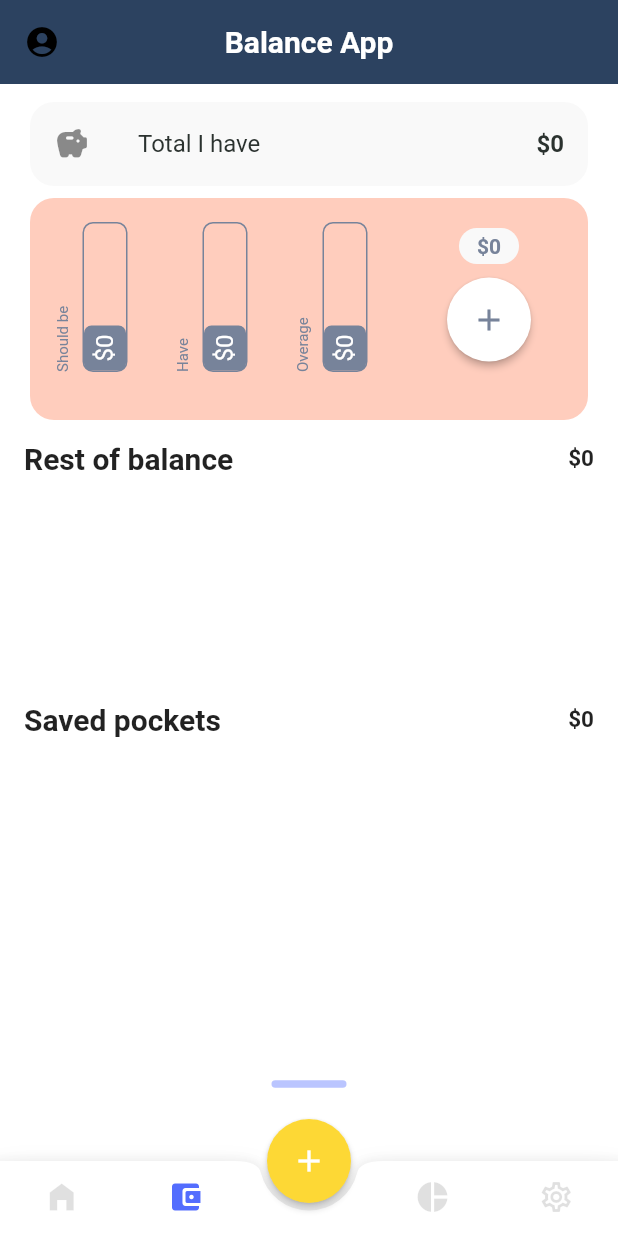
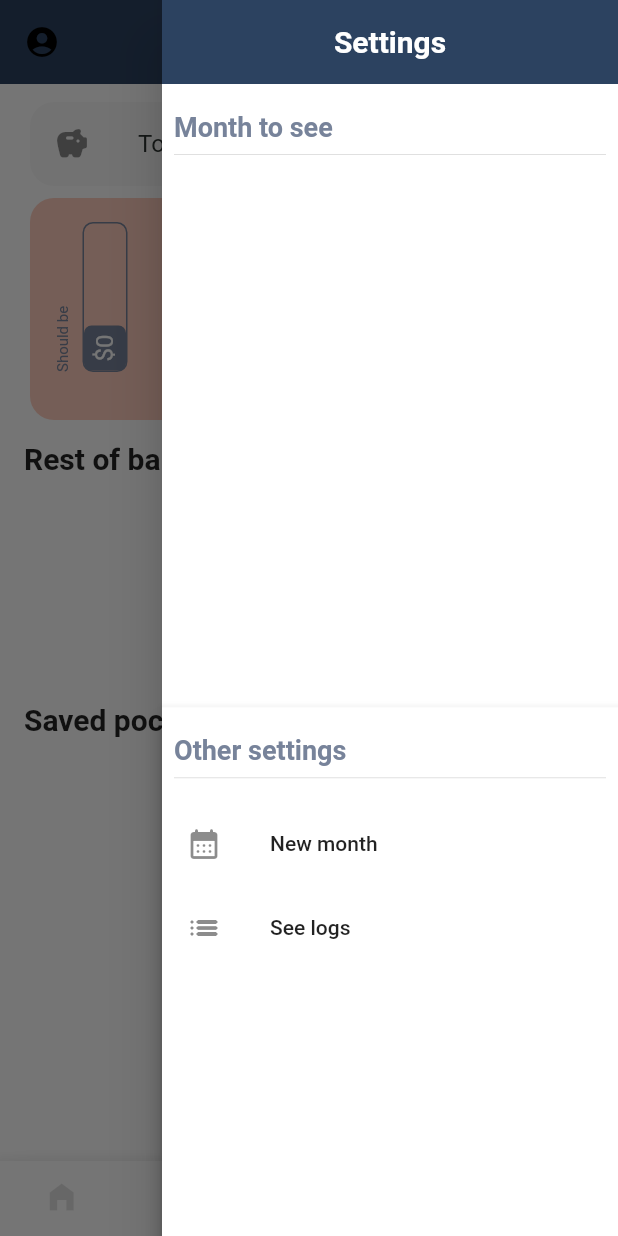
Before and after one commit to aragrevo/balance_app_flutter, a Flutter app: the _Home screen opened directly, item 2 of the bottom bar chosen, after a tap on the "settings" icon, on a phone screen of 412 x 824 dp. Run offline on Flutter 3.47's test engine with Material 2 defaults, Android fonts, the phone set to English and light mode, and no system bars; our stand-ins replace cloud_firestore, firebase_core, fl_chart, get, google_sign_in; accounts and stored records are empty.

Commit message:
feature: Add drawer

```diff
--- a/lib/controllers/home.controller.dart
+++ b/lib/controllers/home.controller.dart
@@ -1,10 +1,47 @@
+import 'package:balance_app/services/balance.service.dart';
+import 'package:balance_app/utils/format.dart';
+import 'package:flutter/material.dart';
 import 'package:get/get.dart';
+import 'package:intl/intl.dart';
 
 class HomeController extends GetxController {
   static HomeController get to => Get.find();
+
+  final RxList<String> _months = RxList<String>();
   var currentIndex = 0.obs;
+
+  List<String> get months {
+    final m = _months.value.map((e) => formattedDate(e)).toList();
+    m.sort(
+        (a, b) => transformStringToDate(a).compareTo(transformStringToDate(b)));
+    return m.reversed.toList();
+  }
+
+  var scaffoldKey = GlobalKey<ScaffoldState>();
+
+  void onInit() {
+    _months.bindStream(BalanceService().dataStream());
+  }
 
   changePage(int page) {
     currentIndex.value = page;
   }
+
+  void openSettingsDrawer() {
+    scaffoldKey.currentState!.openEndDrawer();
+  }
+
+  void closeSettingsDrawer() {
+    scaffoldKey.currentState!.openDrawer();
+  }
+
+  String formattedDate(String date) {
+    final month = date.substring(0, date.length - 4).toCapitalize;
+    final year = date.substring(date.length - 4);
+    return '$month $year';
+  }
+
+  DateTime transformStringToDate(String date) {
+    return DateFormat('MMMM yyyy').parse(date);
+  }
 }
--- a/lib/screens/home_screen.dart
+++ b/lib/screens/home_screen.dart
@@ -10,6 +10,9 @@ import 'package:flutter/material.dart';
 import 'package:get/get.dart';
 import 'package:provider/provider.dart';
 import 'package:intl/intl.dart';
+
+// TODO: Search functionality
+// TODO: Edit expense
 
 class HomeScreen extends StatelessWidget {
   HomeScreen({Key? key}) : super(key: key);
@@ -31,6 +34,7 @@ class _Home extends StatelessWidget {
   @override
   Widget build(BuildContext context) {
     return Scaffold(
+        key: HomeController.to.scaffoldKey,
         extendBody: true,
         appBar: AppBar(
             backgroundColor: const Color(0xff2c4260),
@@ -38,6 +42,7 @@ class _Home extends StatelessWidget {
                 color: Colors.white, fontSize: 20, fontWeight: FontWeight.bold),
             elevation: 0,
             leading: const _Avatar(),
+            actions: const [SizedBox()],
             title: const Text('Balance App')),
         floatingActionButton: FloatingActionButton(
           heroTag: 'btn-home',
@@ -51,6 +56,10 @@ class _Home extends StatelessWidget {
         ),
         floatingActionButtonLocation: FloatingActionButtonLocation.centerDocked,
         bottomNavigationBar: const CustomBottomNavigationBar(),
+        endDrawer: Theme(
+            data: Theme.of(context).copyWith(canvasColor: Colors.redAccent),
+            child: const SettingsDrawer()),
+        endDrawerEnableOpenDragGesture: false,
         body: Obx(
           () => IndexedStack(
             index: HomeController.to.currentIndex.value,
--- a/lib/screens/pocket_screen.dart
+++ b/lib/screens/pocket_screen.dart
@@ -5,6 +5,7 @@ import 'package:balance_app/models/wallet.dart';
 import 'package:balance_app/services/pocket.service.dart';
 import 'package:balance_app/utils/format.dart';
 import 'package:balance_app/utils/icons.dart';
+import 'package:balance_app/utils/theme_colors.dart';
 import 'package:balance_app/widgets/widgets.dart';
 import 'package:flutter/material.dart';
 import 'package:get/get.dart';
@@ -28,14 +29,14 @@ class PocketScreen extends StatelessWidget {
             child: Card(
               child: ListTile(
                 leading: const Icon(Icons.savings_rounded),
-                title: const Text('Total I have',
+                title: Text('Total I have',
                     style: TextStyle(
-                      color: Color(0xff2B322F),
+                      color: ThemeColors.to.black,
                     )),
                 trailing: Text(
                   toCurrency(PocketController.to.totalPockets),
-                  style: const TextStyle(
-                      color: Color(0xff2B322F),
+                  style: TextStyle(
+                      color: ThemeColors.to.black,
                       fontSize: 16,
                       fontWeight: FontWeight.bold),
                 ),
@@ -81,6 +82,7 @@ class PocketScreen extends StatelessWidget {
                       ScrollController scrollController) {
                     final list =
                         PocketController.to.balanceInWallets.entries.toList();
+                    list.sort(((a, b) => b.value.compareTo(a.value)));
                     return Container(
                       decoration: const BoxDecoration(
                         color: Colors.white,
@@ -116,13 +118,13 @@ class PocketScreen extends StatelessWidget {
                                       leading: Icon(
                                           pocketIcons[item.key.toLowerCase()]),
                                       title: Text(item.key.toCapitalize,
-                                          style: const TextStyle(
-                                            color: Color(0xff2B322F),
+                                          style: TextStyle(
+                                            color: ThemeColors.to.black,
                                           )),
                                       trailing: Text(
                                         toCurrency(item.value),
-                                        style: const TextStyle(
-                                            color: Color(0xff2B322F),
+                                        style: TextStyle(
+                                            color: ThemeColors.to.black,
                                             fontSize: 16,
                                             fontWeight: FontWeight.bold),
                                       ),
@@ -271,7 +273,7 @@ class _WalletsSection extends StatelessWidget {
             final total = BalanceController.to.wallet
                 .fold<int>(0, (prev, element) => prev + element.value);
             final int overage = total - (balance?['value'] ?? 0) as int;
-            final int diff = PocketController.to.totalPocketRest - overage;
+            final int diff = overage - PocketController.to.totalPocketRest;
             final bool isNegative = diff < 0;
             return Column(children: [
               Row(
@@ -290,7 +292,7 @@ class _WalletsSection extends StatelessWidget {
                         Card(
                             color: (isNegative)
                                 ? Colors.redAccent.withOpacity(0.3)
-                                : const Color.fromRGBO(249, 249, 249, 1),
+                                : ThemeColors.to.backgroundCard,
                             child: Padding(
                               padding: const EdgeInsets.symmetric(
                                   horizontal: 12, vertical: 4),
@@ -300,8 +302,8 @@ class _WalletsSection extends StatelessWidget {
                                     fit: BoxFit.contain,
                                     child: Text(
                                       toCurrency(diff),
-                                      style: const TextStyle(
-                                          color: Color(0xff77839a),
+                                      style: TextStyle(
+                                          color: ThemeColors.to.darkgray,
                                           fontWeight: FontWeight.bold),
                                     ),
                                   ),
@@ -311,9 +313,9 @@ class _WalletsSection extends StatelessWidget {
                         const CustomSpacer(5),
                         FloatingActionButton(
                             tooltip: 'Add pocket',
-                            child: const Icon(
+                            child: Icon(
                               Icons.add,
-                              color: Color(0xff77839a),
+                              color: ThemeColors.to.darkgray,
                             ),
                             elevation: 2,
                             backgroundColor: Colors.white,
@@ -363,6 +365,7 @@ class _WalletWidget extends StatelessWidget {
   Widget build(BuildContext context) {
     return GestureDetector(
       onTap: () {
+        BalanceController.to.resetForm();
         Get.defaultDialog(
             title: wallet.name,
             middleText: toCurrency(wallet.value),
@@ -408,7 +411,7 @@ class _CustomCard extends StatelessWidget {
     return Card(
       color: (isNegative)
           ? Colors.redAccent.withOpacity(0.3)
-          : const Color.fromRGBO(249, 249, 249, 1),
+          : ThemeColors.to.backgroundCard,
       child: Container(
           width: 100,
           padding: const EdgeInsets.all(16),
@@ -417,15 +420,15 @@ class _CustomCard extends StatelessWidget {
               Icon(
                 icon,
                 size: 38,
-                color: const Color(0xff77839a),
+                color: ThemeColors.to.darkgray,
               ),
               const SizedBox(height: 5),
               FittedBox(
                 fit: BoxFit.contain,
                 child: Text(
                   title,
-                  style: const TextStyle(
-                      color: Color(0xff2B322F), fontWeight: FontWeight.bold),
+                  style: TextStyle(
+                      color: ThemeColors.to.black, fontWeight: FontWeight.bold),
                 ),
               ),
               FittedBox(
@@ -433,7 +436,7 @@ class _CustomCard extends StatelessWidget {
                 child: Text(
                   subtitle,
                   style:
-                      const TextStyle(color: Color(0xff77839a), fontSize: 12),
+                      TextStyle(color: ThemeColors.to.darkgray, fontSize: 12),
                 ),
               ),
               observation != null
@@ -441,8 +444,8 @@ class _CustomCard extends StatelessWidget {
                       fit: BoxFit.contain,
                       child: Text(
                         observation!,
-                        style: const TextStyle(
-                            color: Color(0xff77839a), fontSize: 12),
+                        style: TextStyle(
+                            color: ThemeColors.to.darkgray, fontSize: 12),
                       ),
                     )
                   : const SizedBox(),
@@ -475,16 +478,16 @@ class _WalletState extends StatelessWidget {
           height: 100,
           decoration: BoxDecoration(
               borderRadius: const BorderRadius.all(Radius.circular(7)),
-              border: Border.all(color: const Color(0xff77839a))),
+              border: Border.all(color: ThemeColors.to.darkgray)),
           child: Column(
             mainAxisAlignment: MainAxisAlignment.end,
             children: [
               Container(
                 width: double.infinity,
                 padding: const EdgeInsets.symmetric(vertical: 6),
-                decoration: const BoxDecoration(
-                  color: Color(0xff77839a),
-                  borderRadius: BorderRadius.all(Radius.circular(5)),
+                decoration: BoxDecoration(
+                  color: ThemeColors.to.darkgray,
+                  borderRadius: const BorderRadius.all(Radius.circular(5)),
                 ),
                 child: Center(
                   child: _VerticalText(
--- a/lib/screens/transaction_screen.dart
+++ b/lib/screens/transaction_screen.dart
@@ -5,10 +5,14 @@ import 'package:balance_app/utils/format.dart';
 import 'package:balance_app/utils/icons.dart';
 import 'package:flutter/material.dart';
 import 'package:get/get.dart';
-import 'package:provider/provider.dart';
 
 import 'package:balance_app/models/expense.dart';
 import 'package:balance_app/services/balance.service.dart';
+
+// TODO: Add animated svg
+// TODO: Add field observations
+// TODO: Save type income
+// TODO: Add icons to income
 
 class TransactionScreen extends StatelessWidget {
   TransactionScreen({Key? key}) : super(key: key);
--- a/lib/services/balance.service.dart
+++ b/lib/services/balance.service.dart
@@ -13,6 +13,16 @@ class BalanceService {
     return _firestore.collection('data').doc(filter).snapshots().map((event) {
       final balance = event.data() as Map<String, dynamic>;
       return balance;
+    });
+  }
+
+  Stream<List<String>> dataStream() {
+    return _firestore.collection('data').snapshots().map((QuerySnapshot query) {
+      List<String> retVal = [];
+      query.docs.forEach((doc) {
+        retVal.add(doc.id);
+      });
+      return retVal;
     });
   }
 
--- a/lib/utils/format.dart
+++ b/lib/utils/format.dart
@@ -1,6 +1,10 @@
 import 'package:intl/intl.dart';
 
 String toCurrency(dynamic value) {
+  if (value == null || value == '') return value;
+  if (value is String) {
+    value = int.parse(value);
+  }
   return NumberFormat.currency(locale: 'en_US', symbol: '\$', decimalDigits: 0)
       .format(value);
 }
--- /dev/null
+++ b/lib/utils/theme_colors.dart
@@ -0,0 +1,13 @@
+import 'package:flutter/material.dart';
+
+class ThemeColors {
+  static final ThemeColors _instance = ThemeColors._();
+  factory ThemeColors() => _instance;
+  ThemeColors._();
+  static ThemeColors get to => _instance;
+
+  Color darkblue = const Color(0xff2c4260);
+  Color darkgray = const Color(0xff77839a);
+  Color black = const Color(0xff2B322F);
+  Color backgroundCard = const Color.fromRGBO(249, 249, 249, 1);
+}
--- a/lib/widgets/custom-bottom-navigation-bar.dart
+++ b/lib/widgets/custom-bottom-navigation-bar.dart
@@ -60,7 +60,9 @@ class CustomBottomNavigationBar extends StatelessWidget {
                 child: IconButton(
                   color: Colors.black12,
                   icon: const Icon(Icons.settings_outlined),
-                  onPressed: () {},
+                  onPressed: () {
+                    HomeController.to.openSettingsDrawer();
+                  },
                 ),
               ),
             ],
--- /dev/null
+++ b/lib/widgets/settings_drawer.dart
@@ -0,0 +1,109 @@
+import 'package:balance_app/controllers/home.controller.dart';
+import 'package:balance_app/services/balance.service.dart';
+import 'package:balance_app/utils/theme_colors.dart';
+import 'package:balance_app/widgets/spacer.dart';
+import 'package:flutter/material.dart';
+import 'package:get/get.dart';
+
+class SettingsDrawer extends StatelessWidget {
+  const SettingsDrawer({
+    Key? key,
+  }) : super(key: key);
+
+  @override
+  Widget build(BuildContext context) {
+    return SafeArea(
+      child: Drawer(
+        child: Scaffold(
+            backgroundColor: Colors.white,
+            appBar: AppBar(
+                leading: const SizedBox(),
+                backgroundColor: ThemeColors.to.darkblue,
+                titleTextStyle: const TextStyle(
+                    color: Colors.white,
+                    fontSize: 20,
+                    fontWeight: FontWeight.bold),
+                elevation: 0,
+                title: const Text('Settings')),
+            body: Column(
+              crossAxisAlignment: CrossAxisAlignment.start,
+              children: [
+                const _SectionTitle(title: 'Month to see'),
+                Expanded(
+                  child: ListView(
+                      physics: const BouncingScrollPhysics(),
+                      padding: EdgeInsets.zero,
+                      children: HomeController.to.months
+                          .map(
+                            (e) => ListTile(
+                              title: Text(e),
+                              tileColor: e ==
+                                      HomeController.to.formattedDate(
+                                          BalanceService().getCurrentMonth())
+                                  ? Colors.grey[300]
+                                  : null,
+                              onTap: () {},
+                            ),
+                          )
+                          .toList()),
+                ),
+                // const CustomSpacer(10),
+                Expanded(
+                  child: Card(
+                    margin: EdgeInsets.zero,
+                    elevation: 5,
+                    color: Colors.white,
+                    shape: const RoundedRectangleBorder(
+                        borderRadius: BorderRadius.zero),
+                    child: Column(
+                      crossAxisAlignment: CrossAxisAlignment.start,
+                      children: [
+                        const _SectionTitle(title: 'Other settings'),
+                        ListTile(
+                          title: const Text('New month'),
+                          onTap: () {},
+                          leading: const Icon(Icons.calendar_month_rounded),
+                        ),
+                        ListTile(
+                          title: const Text('See logs'),
+                          onTap: () {},
+                          leading: const Icon(Icons.list_rounded),
+                        )
+                      ],
+                    ),
+                  ),
+                ),
+              ],
+            )),
+      ),
+    );
+  }
+}
+
+class _SectionTitle extends StatelessWidget {
+  const _SectionTitle({
+    Key? key,
+    required this.title,
+  }) : super(key: key);
+
+  final String title;
+
+  @override
+  Widget build(BuildContext context) {
+    return Padding(
+      padding: const EdgeInsets.all(8.0),
+      child: Column(
+        crossAxisAlignment: CrossAxisAlignment.start,
+        children: [
+          const CustomSpacer(10),
+          Text(title,
+              style: TextStyle(
+                  fontSize: 18,
+                  fontWeight: FontWeight.w600,
+                  color: ThemeColors.to.darkgray)),
+          const Divider(),
+        ],
+      ),
+    );
+  }
+}
--- a/lib/widgets/widgets.dart
+++ b/lib/widgets/widgets.dart
@@ -5,3 +5,5 @@ export 'package:balance_app/widgets/wallet_dialog.dart';
 export 'package:balance_app/widgets/pocket_dialog.dart';
 
 export 'package:balance_app/widgets/spacer.dart';
+export 'package:balance_app/widgets/settings_drawer.dart';
+export 'package:balance_app/widgets/operation_button.dart';
```
Also changed, not shown: lib/controllers/balance.controller.dart (+39 -3 lines), lib/widgets/operation_button.dart (added, +26 -0 lines), lib/widgets/pocket_dialog.dart (+7 -31 lines), lib/widgets/wallet_dialog.dart (+33 -6 lines).
